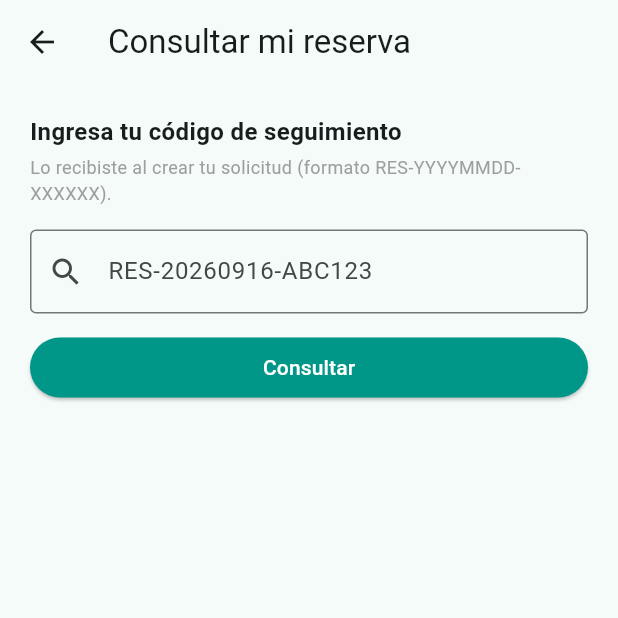
After one commit to MiltonDanielhch/campo-deportivo, a Flutter app: the screen it shows after launch, after a tap on the "receipt long" icon, on a phone screen of 412 x 824 dp, the top half of it. The commit adds this screen. Run offline on Flutter 3.47's test engine with Material 3 defaults, Android fonts, the phone set to English and light mode, and no system bars; our stand-ins replace flutter_map, latlong2, qr_flutter; network calls fail.

Commit message:
feat(mobile): detección de confirmación, comprobante digital y consulta de estado
- Modelo EstadoSolicitud + ReservaConfirmada mapeando el endpoint
  público de la Fase 5.4 (sin datos sensibles)
- EstadoSolicitudService: GET /public/solicitudes-reserva/{codigo}/estado
  con excepción tipada para 404
- pago_qr_screen: polling cada 5 segundos mientras está visible;
  confirmada → navega al comprobante, expirada → vista de expiración,
  rechazada → vista nueva y distinta ('tu pago no pudo procesarse'),
  para no confundir con el 503 inmediato del Módulo 4; si la consulta
  falla por red, se reintenta sin romper la cuenta regresiva
- comprobante_screen: código de seguimiento, monto pagado y cada
  reserva con su codigo_reserva, campo, fecha y horario
- consultar_estado_screen: consulta manual por código accesible desde
  el AppBar de la pantalla principal (ícono de comprobante), con
  estados pendiente/confirmada/expirada/rechazada/cancelada y 404 amigable
- Verificado en vivo: webhook simulado → polling detecta confirmada en
  ≤5s → comprobante con código RSV → grilla muestra el bloque ocupado

```diff
--- /dev/null
+++ b/mobile/lib/models/estado_solicitud.dart
@@ -0,0 +1,65 @@
+/// Una reserva confirmada dentro de una solicitud (HU-D6).
+class ReservaConfirmada {
+  final String codigoReserva;
+  final String campoNombre;
+  final String fecha;
+  final String horaInicio;
+  final String horaFin;
+
+  const ReservaConfirmada({
+    required this.codigoReserva,
+    required this.campoNombre,
+    required this.fecha,
+    required this.horaInicio,
+    required this.horaFin,
+  });
+
+  /// Fecha legible: '17/09'.
+  String get fechaCorta {
+    final partes = fecha.split('-');
+    return partes.length == 3 ? '${partes[2]}/${partes[1]}' : fecha;
+  }
+
+  factory ReservaConfirmada.fromJson(Map<String, dynamic> json) {
+    return ReservaConfirmada(
+      codigoReserva: (json['codigo_reserva'] as String?) ?? '',
+      campoNombre: (json['campo_nombre'] as String?) ?? '',
+      fecha: (json['fecha'] as String?) ?? '',
+      horaInicio: (json['hora_inicio'] as String?) ?? '',
+      horaFin: (json['hora_fin'] as String?) ?? '',
+    );
+  }
+}
+
+/// Estado público de una solicitud (respuesta del endpoint de la Fase 5.4).
+class EstadoSolicitud {
+  final String codigoSeguimiento;
+  final String estado;
+  final double montoTotal;
+  final String? expiraEn;
+  final List<ReservaConfirmada> reservas;
+
+  const EstadoSolicitud({
+    required this.codigoSeguimiento,
+    required this.estado,
+    required this.montoTotal,
+    this.expiraEn,
+    this.reservas = const [],
+  });
+
+  bool get estaConfirmada => estado == 'confirmada';
+  bool get estaExpirada => estado == 'expirada';
+  bool get estaRechazada => estado == 'rechazada';
+
+  factory EstadoSolicitud.fromJson(Map<String, dynamic> json) {
+    return EstadoSolicitud(
+      codigoSeguimiento: (json['codigo_seguimiento'] as String?) ?? '',
+      estado: (json['estado'] as String?) ?? '',
+      montoTotal: ((json['monto_total'] as num?) ?? 0).toDouble(),
+      expiraEn: json['expira_en'] as String?,
+      reservas: (json['reservas'] as List<dynamic>? ?? [])
+          .map((r) => ReservaConfirmada.fromJson(r as Map<String, dynamic>))
+          .toList(),
+    );
+  }
+}
--- a/mobile/lib/screens/campos_listado_screen.dart
+++ b/mobile/lib/screens/campos_listado_screen.dart
@@ -3,6 +3,7 @@ import '../models/campo_deportivo.dart';
 import '../services/campos_service.dart';
 import 'campo_detalle_screen.dart';
 import 'campos_mapa_screen.dart';
+import 'consultar_estado_screen.dart';
 
 enum ModoVista { lista, mapa }
 
@@ -38,6 +39,16 @@ class _CamposListadoScreenState extends State<CamposListadoScreen> {
       appBar: AppBar(
         title: const Text('Campos Deportivos'),
         centerTitle: true,
+        actions: [
+          IconButton(
+            icon: const Icon(Icons.receipt_long),
+            tooltip: 'Consultar estado de mi reserva',
+            onPressed: () => Navigator.push(
+              context,
+              MaterialPageRoute(builder: (_) => const ConsultarEstadoScreen()),
+            ),
+          ),
+        ],
       ),
       body: Column(
         children: [
--- /dev/null
+++ b/mobile/lib/screens/consultar_estado_screen.dart
@@ -0,0 +1,175 @@
+import 'package:flutter/material.dart';
+import '../models/estado_solicitud.dart';
+import '../services/estado_solicitud_service.dart';
+import 'comprobante_screen.dart';
+
+/// Consulta manual del estado de una solicitud por código (HU-D7).
+/// Accesible desde la pantalla principal en cualquier momento.
+class ConsultarEstadoScreen extends StatefulWidget {
+  const ConsultarEstadoScreen({super.key});
+
+  @override
+  State<ConsultarEstadoScreen> createState() => _ConsultarEstadoScreenState();
+}
+
+class _ConsultarEstadoScreenState extends State<ConsultarEstadoScreen> {
+  final _controller = TextEditingController();
+  final _service = EstadoSolicitudService();
+
+  bool _cargando = false;
+  EstadoSolicitud? _estado;
+  String? _error;
+
+  @override
+  void dispose() {
+    _controller.dispose();
+    super.dispose();
+  }
+
+  Future<void> _consultar() async {
+    final codigo = _controller.text.trim();
+    if (codigo.isEmpty) return;
+
+    setState(() {
+      _cargando = true;
+      _estado = null;
+      _error = null;
+    });
+
+    try {
+      final estado = await _service.consultar(codigo);
+      if (!mounted) return;
+      setState(() {
+        _cargando = false;
+        _estado = estado;
+      });
+    } on EstadoSolicitudNoEncontradaException {
+      if (!mounted) return;
+      setState(() {
+        _cargando = false;
+        _error = 'No se encontró ninguna solicitud con ese código.';
+      });
+    } catch (e) {
+      if (!mounted) return;
+      setState(() {
+        _cargando = false;
+        _error = 'Error de conexión: $e';
+      });
+    }
+  }
+
+  @override
+  Widget build(BuildContext context) {
+    return Scaffold(
+      appBar: AppBar(title: const Text('Consultar mi reserva')),
+      body: ListView(
+        padding: const EdgeInsets.all(20),
+        children: [
+          const Text(
+            'Ingresa tu código de seguimiento',
+            style: TextStyle(fontSize: 16, fontWeight: FontWeight.w600),
+          ),
+          const SizedBox(height: 4),
+          const Text(
+            'Lo recibiste al crear tu solicitud (formato RES-YYYYMMDD-XXXXXX).',
+            style: TextStyle(fontSize: 12, color: Colors.grey),
+          ),
+          const SizedBox(height: 16),
+          TextField(
+            controller: _controller,
+            textCapitalization: TextCapitalization.characters,
+            decoration: const InputDecoration(
+              hintText: 'RES-20260916-ABC123',
+              border: OutlineInputBorder(),
+              prefixIcon: Icon(Icons.search),
+            ),
+            onSubmitted: (_) => _consultar(),
+          ),
+          const SizedBox(height: 12),
+          ElevatedButton(
+            onPressed: _cargando ? null : _consultar,
+            style: ElevatedButton.styleFrom(
+              backgroundColor: Colors.teal,
+              foregroundColor: Colors.white,
+            ),
+            child: _cargando
+                ? const SizedBox(
+                    width: 20,
+                    height: 20,
+                    child: CircularProgressIndicator(
+                      strokeWidth: 2,
+                      color: Colors.white,
+                    ),
+                  )
+                : const Text('Consultar'),
+          ),
+          const SizedBox(height: 24),
+          if (_error != null)
+            Card(
+              color: Colors.red.shade50,
+              child: Padding(
+                padding: const EdgeInsets.all(16),
+                child: Text(_error!, style: const TextStyle(color: Colors.red)),
+              ),
+            ),
+          if (_estado != null) _vistaEstado(_estado!),
+        ],
+      ),
+    );
+  }
+
+  Widget _vistaEstado(EstadoSolicitud estado) {
+    if (estado.estaConfirmada) {
+      return Card(
+        child: ListTile(
+          leading: const Icon(Icons.check_circle, color: Colors.green),
+          title: const Text('Reserva confirmada'),
+          subtitle: Text('${estado.reservas.length} reserva(s) generada(s)'),
+          trailing: const Icon(Icons.chevron_right),
+          onTap: () => Navigator.push(
+            context,
+            MaterialPageRoute(builder: (_) => ComprobanteScreen(estado: estado)),
+          ),
+        ),
+      );
+    }
+
+    if (estado.estaExpirada) {
+      return const Card(
+        child: ListTile(
+          leading: Icon(Icons.timer_off, color: Colors.red),
+          title: Text('Solicitud expirada'),
+          subtitle: Text('El tiempo para pagar venció. Puedes volver a reservar.'),
+        ),
+      );
+    }
+
+    if (estado.estaRechazada) {
+      return const Card(
+        child: ListTile(
+          leading: Icon(Icons.error_outline, color: Colors.orange),
+          title: Text('Pago rechazado'),
+          subtitle: Text('El cobro no pudo procesarse. Intenta nuevamente.'),
+        ),
+      );
+    }
+
+    if (estado.estado == 'cancelada') {
+      return const Card(
+        child: ListTile(
+          leading: Icon(Icons.cancel, color: Colors.grey),
+          title: Text('Solicitud cancelada'),
+        ),
+      );
+    }
+
+    // pendiente
+    return Card(
+      child: ListTile(
+        leading: const Icon(Icons.hourglass_empty, color: Colors.teal),
+        title: const Text('Pendiente de pago'),
+        subtitle: Text('Monto: Bs ${estado.montoTotal.toStringAsFixed(2)}'),
+      ),
+    );
+  }
+}
--- /dev/null
+++ b/mobile/lib/services/estado_solicitud_service.dart
@@ -0,0 +1,31 @@
+import 'dart:convert';
+
+import 'package:http/http.dart' as http;
+import '../models/estado_solicitud.dart';
+import 'solicitud_reserva_service.dart';
+
+class EstadoSolicitudNoEncontradaException implements Exception {}
+
+/// Consulta pública del estado de una solicitud (HU-D7).
+/// La usa la pantalla de pago (polling cada 5s) y la de consulta manual.
+class EstadoSolicitudService {
+  Future<EstadoSolicitud> consultar(String codigoSeguimiento) async {
+    final response = await http.get(
+      Uri.parse(
+        '${SolicitudReservaService.baseUrl}/public/solicitudes-reserva/$codigoSeguimiento/estado',
+      ),
+      headers: {'Accept': 'application/json'},
+    );
+
+    if (response.statusCode == 200) {
+      final body = jsonDecode(response.body) as Map<String, dynamic>;
+      return EstadoSolicitud.fromJson(body['data'] as Map<String, dynamic>);
+    }
+
+    if (response.statusCode == 404) {
+      throw EstadoSolicitudNoEncontradaException();
+    }
+
+    throw Exception('Error al consultar el estado (${response.statusCode})');
+  }
+}
```
Also changed, not shown: mobile/lib/screens/comprobante_screen.dart (added, +98 -0 lines), mobile/lib/screens/pago_qr_screen.dart (+109 -19 lines), 1 other file.
